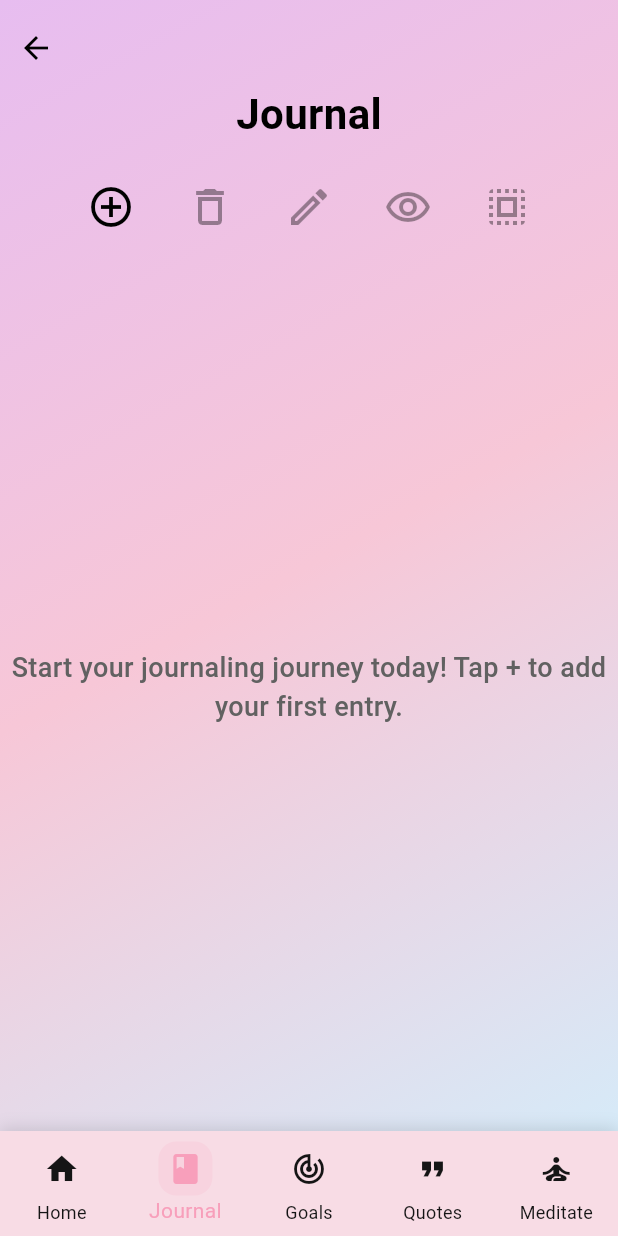
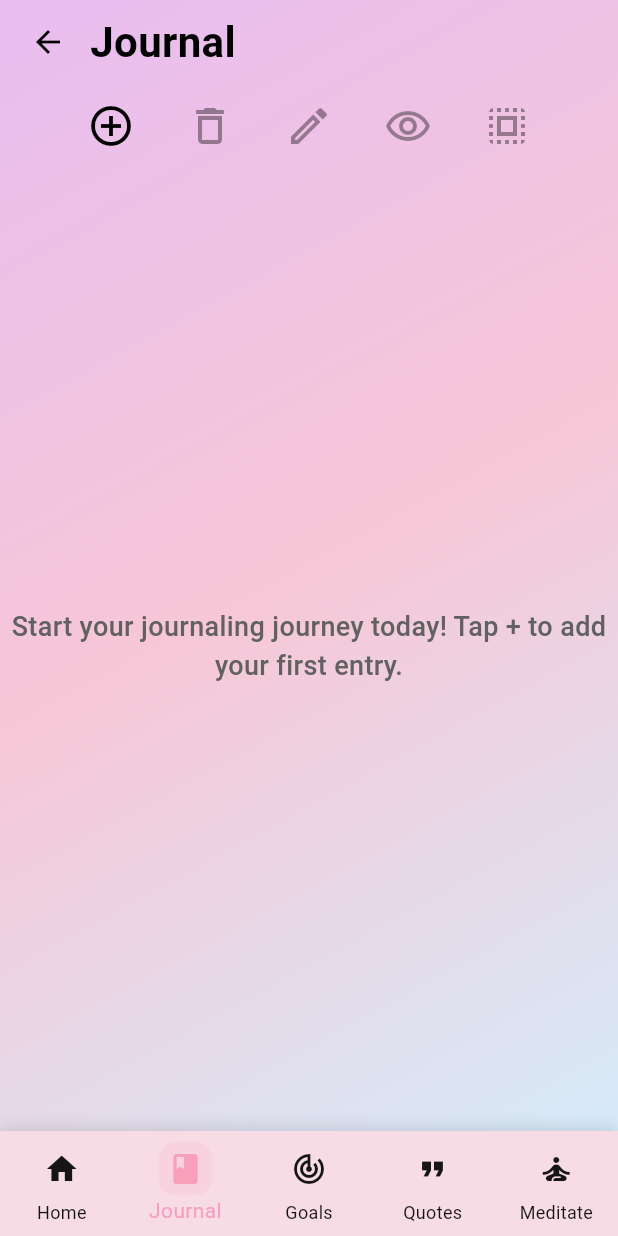
Before and after one commit to FloodRush/Capstone, a Flutter app: the MainNavigation screen opened directly, item 2 of the bottom bar chosen, on a phone screen of 412 x 824 dp. Run offline on Flutter 3.47's test engine with Material 3 defaults, Android fonts, the phone set to English and light mode, and no system bars; our stand-ins replace audioplayers, awesome_notifications, cached_network_image, cloud_firestore, firebase_auth, firebase_core and 8 more; accounts and stored records are empty; Roboto replaces fonts that are missing (Poppins).

Commit message:
Make the back icon on journal list page work, so I updated journal_list_page and main_navigation page

```diff
--- a/lib/pages/journal_list_page.dart
+++ b/lib/pages/journal_list_page.dart
@@ -1,10 +1,11 @@
 import 'package:flutter/material.dart';
-import 'package:project/theme.dart';
 import 'journal_page.dart';
 import 'package:firebase_auth/firebase_auth.dart';
 import 'package:cloud_firestore/cloud_firestore.dart';
 
 class JournalListPage extends StatefulWidget {
+  final VoidCallback? onBackToHome;
+  const JournalListPage({Key? key, this.onBackToHome}) : super(key: key);
   @override
   State<JournalListPage> createState() => _JournalListPageState();
 }
@@ -49,32 +50,61 @@ class _JournalListPageState extends State<JournalListPage> {
     setState(() {}); // Refresh after edit
   }
 
-  void _viewEntry(DocumentSnapshot entryDoc) {
-    showDialog(
-      context: context,
-      builder: (context) => AlertDialog(
-        title: Text(entryDoc['name'] ?? ''),
-        content: Text('${entryDoc['date'] ?? ''}\n\n${entryDoc['entry'] ?? ''}'),
-      ),
-    );
-  }
-
   void _deleteEntry(DocumentSnapshot entryDoc) async {
     await entryDoc.reference.delete();
     setState(() {}); // Refresh after delete
   }
 
-  void _selectAll(List docs) {
+  void _viewEntry(DocumentSnapshot entryDoc) {
+    showDialog(
+      context: context,
+      builder: (context) {
+        return AlertDialog(
+          title: Text(entryDoc['name'] ?? ''),
+          content: Column(
+            mainAxisSize: MainAxisSize.min,
+            crossAxisAlignment: CrossAxisAlignment.start,
+            children: [
+              Text(entryDoc['date'] ?? '', style: TextStyle(color: Colors.grey)),
+              SizedBox(height: 12),
+              Text(entryDoc['entry'] ?? ''),
+            ],
+          ),
+          actions: [
+            TextButton(
+              onPressed: () => Navigator.of(context).pop(),
+              child: Text('Close'),
+            ),
+          ],
+        );
+      },
+    );
+  }
+
+  void _selectAll(List<DocumentSnapshot> docs) {
     setState(() {
-      selected = docs.map((d) => d.id as String).toSet();
+      selected = docs.map((d) => d.id).toSet();
     });
   }
 
   @override
   Widget build(BuildContext context) {
-    return Scaffold(
+    return WillPopScope(
+      onWillPop: () async {
+        if (Navigator.of(context).canPop()) return true;
+        if (widget.onBackToHome != null) {
+          debugPrint('Journal back: onBackToHome fired (tab mode)');
+          widget.onBackToHome!();
+          return false;
+        }
+        debugPrint('Journal back: no route to pop and onBackToHome==null');
+        return true;
+      },
+      child: Scaffold(
+        backgroundColor: Colors.transparent,
         body: Container(
-        decoration: BoxDecoration(
+          constraints: const BoxConstraints.expand(),
+          decoration: const BoxDecoration(
             gradient: LinearGradient(
               colors: [Color(0xFFE7BDF0), Color(0xFFF7C7D7), Color(0xFFD6EAF8)],
               begin: Alignment.topLeft,
@@ -83,26 +113,38 @@ class _JournalListPageState extends State<JournalListPage> {
           ),
           child: SafeArea(
             child: Column(
+              crossAxisAlignment: CrossAxisAlignment.start,
               children: [
-              SizedBox(height: 8),
-              Align(
-                alignment: Alignment.topLeft,
-                child: IconButton(
-                  icon: Icon(Icons.arrow_back, color: Colors.black),
-                  onPressed: () => Navigator.pop(context),
+                Padding(
+                  padding: const EdgeInsets.fromLTRB(8, 4, 8, 8),
+                  child: Row(
+                    children: [
+                      IconButton(
+                        icon: const Icon(Icons.arrow_back),
+                        onPressed: () {
+                          if (Navigator.of(context).canPop()) {
+                            Navigator.of(context).pop();
+                          } else if (widget.onBackToHome != null) {
+                            debugPrint('Journal back: onBackToHome fired (tab mode)');
+                            widget.onBackToHome!();
+                          } else {
+                            debugPrint('Journal back: no route to pop and onBackToHome==null');
+                          }
+                        },
                       ),
-              ),
-              Center(
-                child: Text(
-                  "Journal",
+                      const SizedBox(width: 4),
+                      const Text(
+                        'Journal',
                         style: TextStyle(
-                    fontWeight: FontWeight.bold,
                           fontSize: 28,
+                          fontWeight: FontWeight.w700,
                           color: Colors.black,
                         ),
                       ),
+                    ],
                   ),
-              SizedBox(height: 18),
+                ),
+                // --- Original body content below ---
                 Expanded(
                   child: StreamBuilder<QuerySnapshot>(
                     stream: getEntriesStream(),
@@ -238,6 +280,7 @@ class _JournalListPageState extends State<JournalListPage> {
             ),
           ),
         ),
+      ),
     );
   }
 }
--- a/lib/pages/main_navigation.dart
+++ b/lib/pages/main_navigation.dart
@@ -24,10 +24,10 @@ class _MainNavigationState extends State<MainNavigation> {
     super.initState();
     pages = [
       const HomePage(),
-      JournalListPage(),
+      JournalListPage(onBackToHome: _goHome),
       MyGoalPage(),
       MotivationPage(),
-      MeditationPage(onBackToHome: _goHome),
+      MeditationPage(onBackToHome: _goHome), // Leave as-is per instructions
     ];
   }
 
```
Lines whose indentation alone changed are shown as unchanged.
